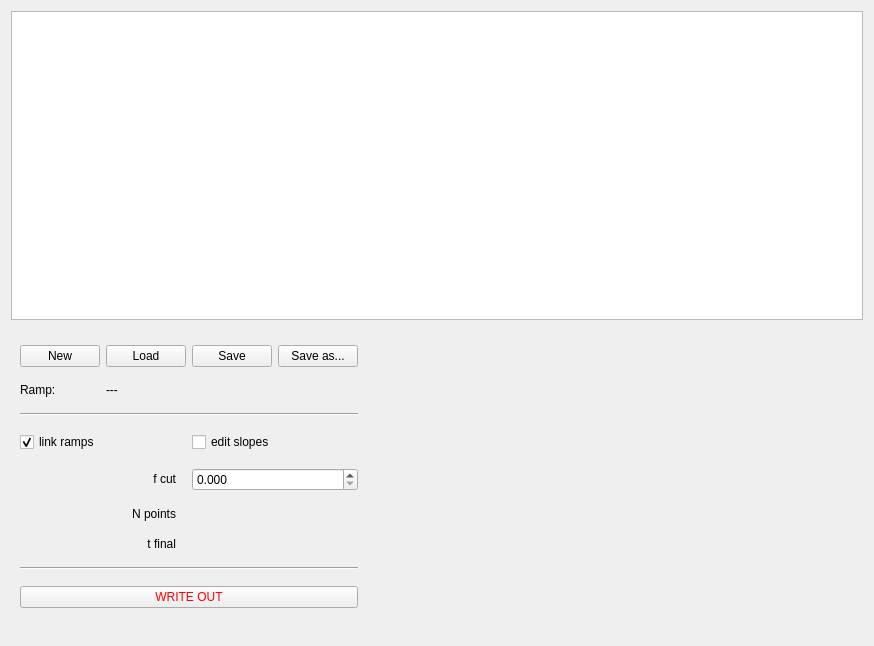
The window that gui/designer/rampgendialog.ui (artufaro/exp-control) describes before a commit, drawn with Qt 5.
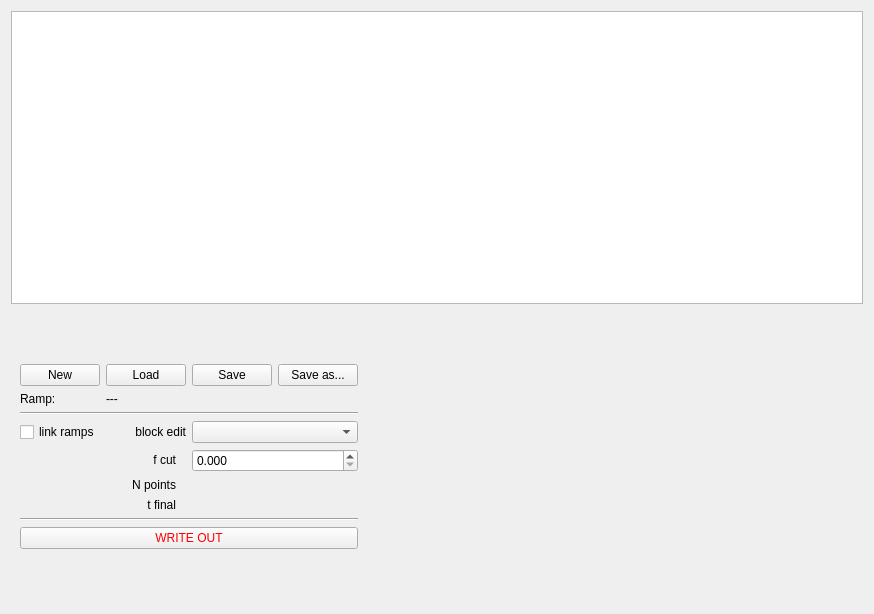
The same window after the commit.

Commit message: Clever choice of ramp parameters and time-linking

```diff
--- a/gui/designer/rampgendialog.ui
+++ b/gui/designer/rampgendialog.ui
@@ -7,7 +7,7 @@
     <x>0</x>
     <y>0</y>
     <width>874</width>
-    <height>646</height>
+    <height>614</height>
    </rect>
   </property>
   <property name="windowTitle">
@@ -28,6 +28,12 @@
     <layout class="QHBoxLayout" name="horizontalLayout" stretch="1,2">
      <item>
       <widget class="QWidget" name="formWidget" native="true">
+       <property name="sizePolicy">
+        <sizepolicy hsizetype="Preferred" vsizetype="Fixed">
+         <horstretch>0</horstretch>
+         <verstretch>0</verstretch>
+        </sizepolicy>
+       </property>
        <layout class="QGridLayout" name="gridLayout">
         <item row="0" column="2">
          <widget class="QPushButton" name="savePushButton">
@@ -176,6 +182,12 @@
         </item>
         <item row="7" column="2" colspan="2">
          <widget class="QLabel" name="npointsLabel">
+          <property name="sizePolicy">
+           <sizepolicy hsizetype="Preferred" vsizetype="Fixed">
+            <horstretch>0</horstretch>
+            <verstretch>0</verstretch>
+           </sizepolicy>
+          </property>
           <property name="text">
            <string/>
           </property>
@@ -213,7 +225,7 @@
           </property>
          </widget>
         </item>
-        <item row="5" column="0" colspan="2">
+        <item row="5" column="0">
          <widget class="QCheckBox" name="linkRampsCheckBox">
           <property name="text">
            <string>link ramps</string>
@@ -221,15 +233,24 @@
           <property name="checkable">
            <bool>true</bool>
           </property>
-          <property name="checked">
-           <bool>true</bool>
-          </property>
          </widget>
         </item>
         <item row="5" column="2" colspan="2">
-         <widget class="QCheckBox" name="editSlopesCheckBox">
+         <widget class="QComboBox" name="blockEditComboBox"/>
+        </item>
+        <item row="5" column="1">
+         <widget class="QLabel" name="blockEditLabel">
+          <property name="sizePolicy">
+           <sizepolicy hsizetype="Preferred" vsizetype="Fixed">
+            <horstretch>0</horstretch>
+            <verstretch>0</verstretch>
+           </sizepolicy>
+          </property>
           <property name="text">
-           <string>edit slopes</string>
+           <string>block edit</string>
+          </property>
+          <property name="alignment">
+           <set>Qt::AlignRight|Qt::AlignTrailing|Qt::AlignVCenter</set>
           </property>
          </widget>
         </item>
```
The commit also changes 2 other files.
